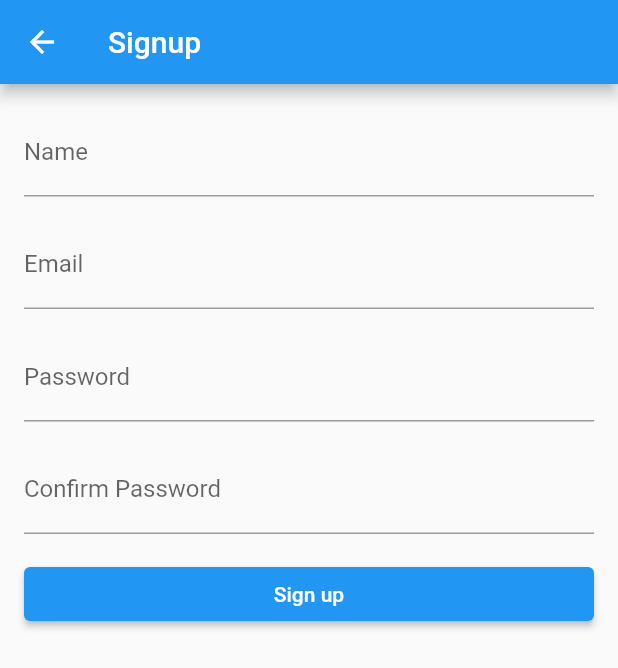
After one commit to vaibhavaiscoder/logingateways, a Flutter app: the screen it shows after launch, after a tap on "shared preferences", on a phone screen of 412 x 824 dp. The commit adds this screen. Shown: the top 668 px of the screen. Run offline on Flutter 3.47's test engine with Material 2 defaults, Android fonts, the light colour scheme and no system bars; our stand-ins replace cloud_firestore, firebase_auth, firebase_core, get, google_sign_in, shared_preferences and 1 more; missing offline and left inert: firebase_ui_auth, firebase_ui_localizations; accounts and stored records are empty.

Commit message:
shared preferences signup and login added

```diff
--- /dev/null
+++ b/lib/controllers/shared_pref_controller.dart
@@ -0,0 +1,68 @@
+import 'package:flutter/material.dart';
+import 'package:get/get.dart';
+import 'package:logingateways/profile_screen.dart';
+import 'package:logingateways/screens/shared_login_page.dart';
+import 'package:shared_preferences/shared_preferences.dart';
+import 'package:velocity_x/velocity_x.dart';
+
+class SharedPrefController extends GetxController{
+
+  final TextEditingController nameController = TextEditingController();
+  final TextEditingController emailController = TextEditingController();
+  final TextEditingController passwordController = TextEditingController();
+  final TextEditingController confirmPasswordController = TextEditingController();
+
+  void signupUsingShared(context) async {
+    final name = nameController.text.trim();
+    final email = emailController.text.trim();
+    final password = passwordController.text;
+    final confirmPassword = confirmPasswordController.text;
+
+    if (name.isEmpty || email.isEmpty || password.isEmpty || confirmPassword.isEmpty) {
+      VxToast.show(context, msg: 'Please fill all fields.');
+      return;
+    }
+
+    if (password != confirmPassword) {
+      VxToast.show(context, msg: 'Passwords do not match.');
+      return;
+    }
+
+    // Save user details to shared preferences
+    final prefs = await SharedPreferences.getInstance();
+    await prefs.setString('name', name);
+    await prefs.setString('email', email);
+    await prefs.setString('password', password);
+
+    VxToast.show(context, msg: 'Signup successful.');
+
+    Get.to(()=> SharedLoginPage());
+  }
+
+  void sharedLogin(context) async {
+    final name = nameController.text.trim();
+    final password = passwordController.text;
+
+    if (name.isEmpty || password.isEmpty) {
+      VxToast.show(context, msg: 'Please fill all fields.');
+
+      return;
+    }
+
+    // Retrieve user details from shared preferences
+    final prefs = await SharedPreferences.getInstance();
+    final storedName = prefs.getString('name');
+    final storedPassword = prefs.getString('password');
+
+    if (name == storedName && password == storedPassword) {
+      VxToast.show(context, msg: 'Login successful.');
+
+      Get.to(()=>const ProfileScreen());
+    } else {
+      VxToast.show(context, msg: 'Invalid name or password.');
+
+    }
+  }
+
+
+}
--- a/lib/home_screen.dart
+++ b/lib/home_screen.dart
@@ -3,6 +3,7 @@ import 'package:get/get.dart';
 import 'package:logingateways/controllers/google_auth_controller.dart';
 import 'package:logingateways/screens/email_signup_screen.dart';
 import 'package:logingateways/screens/phone_sign_up.dart';
+import 'package:logingateways/screens/shared_signup_page.dart';
 import 'package:velocity_x/velocity_x.dart';
 
 import 'consts/firebase_auth.dart';
@@ -48,6 +49,15 @@ class HomeScreen extends StatelessWidget {
                },
               child: Text('google'),
             ),
+            SizedBox(
+              height: 20,
+            ),
+            ElevatedButton(
+              onPressed: () {
+                Get.to(() => SharedSignupPage());
+              },
+              child: Text('shared preferences'),
+            ),
           ]),
         ));
   }
--- /dev/null
+++ b/lib/screens/shared_signup_page.dart
@@ -0,0 +1,58 @@
+import 'package:flutter/material.dart';
+import 'package:get/get.dart';
+import 'package:logingateways/controllers/shared_pref_controller.dart';
+import 'package:shared_preferences/shared_preferences.dart';
+
+class SharedSignupPage extends StatefulWidget {
+  @override
+  _SharedSignupPageState createState() => _SharedSignupPageState();
+}
+
+class _SharedSignupPageState extends State<SharedSignupPage> {
+
+  var controller = Get.put(SharedPrefController());
+
+  @override
+  Widget build(BuildContext context) {
+    return Scaffold(
+      appBar: AppBar(
+        title: Text('Signup'),
+      ),
+      body: Padding(
+        padding: EdgeInsets.all(16.0),
+        child: Column(
+          crossAxisAlignment: CrossAxisAlignment.stretch,
+          children: [
+            TextFormField(
+              controller: controller.nameController,
+              decoration: InputDecoration(labelText: 'Name'),
+            ),
+            SizedBox(height: 16),
+            TextFormField(
+              controller: controller.emailController,
+              decoration: InputDecoration(labelText: 'Email'),
+            ),
+            SizedBox(height: 16),
+            TextFormField(
+              controller: controller.passwordController,
+              decoration: InputDecoration(labelText: 'Password'),
+              obscureText: true,
+            ),
+            SizedBox(height: 16),
+            TextFormField(
+              controller: controller.confirmPasswordController,
+              decoration: InputDecoration(labelText: 'Confirm Password'),
+              obscureText: true,
+            ),
+            SizedBox(height: 16),
+            ElevatedButton(
+              onPressed: () => controller.signupUsingShared(context),
+              child: Text('Sign up'),
+            ),
+          ],
+        ),
+      ),
+    );
+  }
+
+}
--- a/pubspec.yaml
+++ b/pubspec.yaml
@@ -45,6 +45,7 @@ dependencies:
   google_sign_in:
   flutter_facebook_auth:
   firebase_ui_auth:
+  shared_preferences:
 
 dev_dependencies:
   flutter_test:
```
Also changed, not shown: lib/screens/shared_login_page.dart (added, +48 -0 lines), pubspec.lock.
